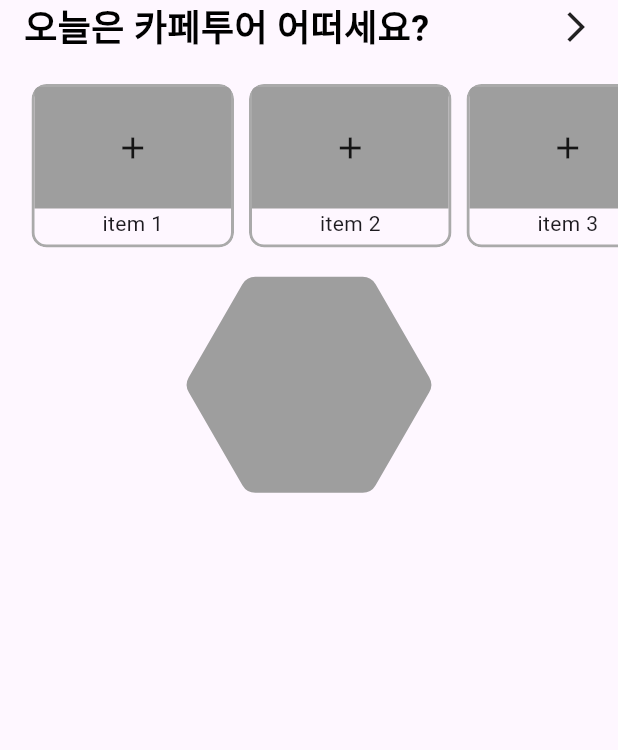
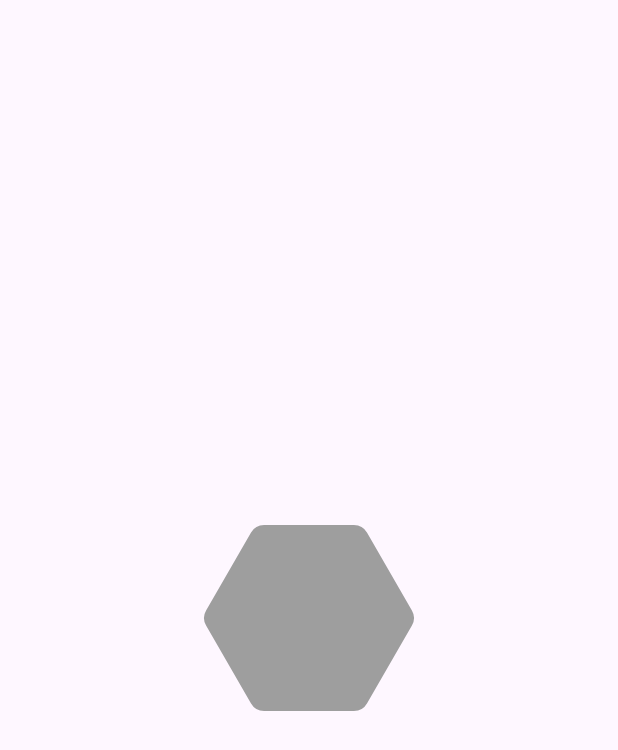
Before and after one commit to WantOscar/solo_play_applicaiton, a Flutter app: the screen it shows after launch, on a phone screen of 412 x 824 dp. Shown: the top 750 px of the screen. Run offline on Flutter 3.47's test engine with Material 3 defaults, Android fonts, the phone set to English and light mode, and no system bars.

Commit message:
헥사곤 위젯 리팩토링

```diff
--- a/lib/src/main/view/main_view.dart
+++ b/lib/src/main/view/main_view.dart
@@ -9,12 +9,7 @@ class MainView extends StatelessWidget {
   Widget build(BuildContext context) {
     return Scaffold(
       body: SafeArea(
-        child: Column(
-          children: [
-            _recommend(),
-            _map(),
-          ],
-        ),
+        child: Center(child: _map()),
       ),
     );
   }
--- a/lib/src/main/widgets/hexagon_tile.dart
+++ b/lib/src/main/widgets/hexagon_tile.dart
@@ -10,12 +10,9 @@ class HexagonTile extends StatelessWidget {
 
   @override
   Widget build(BuildContext context) {
-    return SizedBox(
-      width: width,
-      height: width,
-      child: CustomPaint(
-        painter: HexagonPainter(width: width, borderRadius: borderRadius!),
-      ),
+    return CustomPaint(
+      size: Size(width, width),
+      painter: HexagonPainter(width: width, borderRadius: borderRadius!),
     );
   }
 }
@@ -23,7 +20,10 @@ class HexagonTile extends StatelessWidget {
 class HexagonPainter extends CustomPainter {
   final double width;
   final double borderRadius;
-  const HexagonPainter({required this.width, required this.borderRadius});
+  const HexagonPainter({
+    required this.width,
+    required this.borderRadius,
+  });
 
   @override
   void paint(Canvas canvas, Size size) {
@@ -32,36 +32,26 @@ class HexagonPainter extends CustomPainter {
     const angle = (pi * 2) / 6;
     Paint paint = Paint()
       ..color = Colors.grey
-      ..strokeWidth = 4
       ..style = PaintingStyle.fill;
 
     final path = Path();
-    final firstOffset = Offset(radius * cos(0.0), radius * sin(0.0));
+    final firstOffset =
+        Offset(radius * cos(0.0) + center.dx, radius * sin(0.0) + center.dy);
     // 시작점으로 이동
-    path.moveTo(firstOffset.dx + center.dx, firstOffset.dy + center.dy);
-    for (int i = 0; i < 7; i++) {
+    path.moveTo(firstOffset.dx, firstOffset.dy);
+    for (int i = 1; i < 7; i++) {
       // 첫번째 각도와 두번째 각도 계산
       final currAngle = angle * i;
-      final nextAngle = angle * (i + 1);
-      // 첫번째 좌표 계산
       final currX = radius * cos(currAngle) + center.dx;
       final currY = radius * sin(currAngle) + center.dy;
-      // 두번째 좌표 계산
-      final nextX = radius * cos(nextAngle) + center.dx;
-      final nextY = radius * sin(nextAngle) + center.dy;
-      // Radius를 위한 Rect 선언
-      final Rect firstOval =
-          Rect.fromCircle(center: Offset(currX, currY), radius: borderRadius);
-      // Radius 그리기
-      path.arcTo(firstOval, currAngle - pi / 6, pi / 3, false);
 
-      final lineOffset = Offset(borderRadius * cos(currAngle + pi / 6),
-          borderRadius * sin(currAngle + pi / 6));
-
-      // Hexagon line 끝점으로 라인 그리기
-      path.lineTo(lineOffset.dx + nextX, lineOffset.dy + nextY);
+      final r = borderRadius;
+      final d = 2 * sqrt(3.0) * r / 3;
+      final dx = d * cos(currAngle + pi) + currX;
+      final dy = d * sin(currAngle + pi) + currY;
+      final oval = Rect.fromCircle(center: Offset(dx, dy), radius: r);
+      path.arcTo(oval, currAngle - pi / 6, pi / 3, false);
     }
-
     canvas.drawPath(path, paint);
   }
 
```
